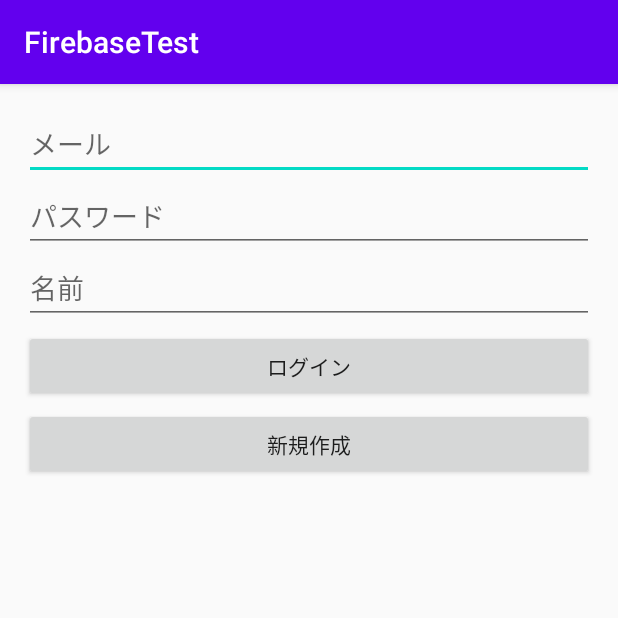
After one commit to madokainagaki/FirebaseTest, an Android app: the LoginActivity screen opened directly, with no data from a screen before it, on a phone screen of 412 x 824 dp, the top half of it. The commit adds this screen. Run offline under Robolectric (Android 15) with nearby library versions, the phone set to English and light mode, and no system bars; our stand-ins replace Firebase (no records; nobody signed in at launch, a user with empty details on screens opened directly).

Commit message:
なんかよくわからない

```diff
--- a/app/src/main/AndroidManifest.xml
+++ b/app/src/main/AndroidManifest.xml
@@ -9,6 +9,7 @@
         android:roundIcon="@mipmap/ic_launcher_round"
         android:supportsRtl="true"
         android:theme="@style/AppTheme">
+        <activity android:name=".LoginActivity"></activity>
         <activity android:name=".MainActivity">
             <intent-filter>
                 <action android:name="android.intent.action.MAIN" />
--- /dev/null
+++ b/app/src/main/java/com/example/firebasetest/Const.kt
@@ -0,0 +1,17 @@
+package com.example.photo
+
+// Firebaseにユーザの表示名を保存するパス
+const val UsersPATH = "users"
+
+// Firebaseに質問を保存するバス
+const val DiaryPATH = "diarys"
+
+const val TripPATH = "trips"
+
+const val CountPATH = "counts"
+
+// Firebaseに回答を保存するパス
+const val AnswersPATH = "answers"
+
+// Preferenceに表示名を保存する時のキー
+const val NameKEY = "name"
--- /dev/null
+++ b/app/src/main/res/layout/activity_login.xml
@@ -0,0 +1,60 @@
+<?xml version="1.0" encoding="utf-8"?>
+<RelativeLayout
+    xmlns:android="http://schemas.android.com/apk/res/android"
+    xmlns:tools="http://schemas.android.com/tools"
+    android:layout_width="match_parent"
+    android:layout_height="match_parent"
+    android:paddingBottom="16dp"
+    android:paddingLeft="16dp"
+    android:paddingRight="16dp"
+    android:paddingTop="16dp"
+    tools:context=".LoginActivity">
+
+    <LinearLayout
+        android:layout_width="match_parent"
+        android:layout_height="match_parent"
+        android:orientation="vertical">
+
+        <EditText
+            android:layout_width="match_parent"
+            android:layout_height="wrap_content"
+            android:id="@+id/emailText"
+            android:hint="メール" />
+
+        <EditText
+            android:layout_width="match_parent"
+            android:layout_height="wrap_content"
+            android:inputType="textPassword"
+            android:hint="パスワード"
+            android:id="@+id/passwordText" />
+
+        <EditText
+            android:layout_width="match_parent"
+            android:layout_height="wrap_content"
+            android:hint="名前"
+            android:id="@+id/nameText" />
+
+        <Button
+            android:layout_width="match_parent"
+            android:layout_height="wrap_content"
+            android:layout_marginTop="4dp"
+            android:text="ログイン"
+            android:id="@+id/loginButton"/>
+
+        <Button
+            android:layout_width="match_parent"
+            android:layout_height="wrap_content"
+            android:layout_marginTop="4dp"
+            android:text="新規作成"
+            android:id="@+id/createButton"/>
+    </LinearLayout>
+
+    <ProgressBar
+        android:id="@+id/progressBar"
+        style="?android:attr/progressBarStyle"
+        android:layout_width="wrap_content"
+        android:layout_height="wrap_content"
+        android:layout_centerInParent="true"
+        android:visibility="gone"/>
+
+</RelativeLayout>
```
Also changed, not shown: app/src/main/java/com/example/firebasetest/LoginActivity.kt (added, +155 -0 lines), app/src/main/java/com/example/firebasetest/MainActivity.kt (+7 -3 lines).
